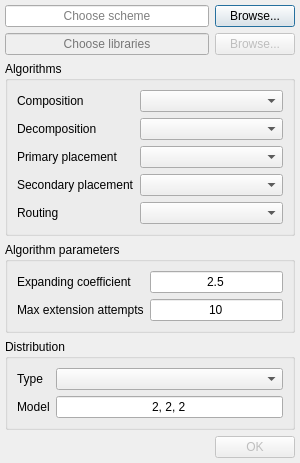
This is app/gui/setupsessiondialog/setupsessiondialog.ui in olerapx/VLSI-Designer as Qt 5 draws it before an edit. The edited form follows.
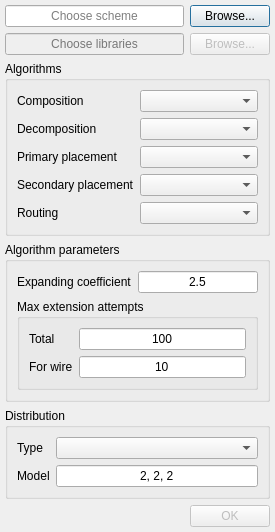
This is the edited form.

Commit message:
avoid too many extensions in routing
use maxextensionattempts: total and for wire
each extension attempt will decrease the total value
if the total value is 0, the future extension is unavailable

What changed in the file:
```diff
--- a/app/gui/setupsessiondialog/setupsessiondialog.ui
+++ b/app/gui/setupsessiondialog/setupsessiondialog.ui
@@ -6,8 +6,8 @@
    <rect>
     <x>0</x>
     <y>0</y>
-    <width>300</width>
-    <height>436</height>
+    <width>275</width>
+    <height>482</height>
    </rect>
   </property>
   <property name="windowTitle">
@@ -215,21 +215,47 @@
         </property>
        </widget>
       </item>
-      <item row="1" column="0">
-       <widget class="QLabel" name="maxExtensionAttemptsLabel">
-        <property name="text">
+      <item row="1" column="0" colspan="2">
+       <widget class="QGroupBox" name="extensionGroup">
+        <property name="title">
          <string>Max extension attempts</string>
         </property>
-       </widget>
-      </item>
-      <item row="1" column="1">
+        <layout class="QFormLayout" name="formLayout_4">
+         <item row="0" column="0">
+          <widget class="QLabel" name="maxExtensionAttemptsLabel">
+           <property name="text">
+            <string>Total</string>
+           </property>
+          </widget>
+         </item>
+         <item row="0" column="1">
        <widget class="QLineEdit" name="maxExtensionAttemptsText">
         <property name="text">
+            <string>100</string>
+           </property>
+           <property name="alignment">
+            <set>Qt::AlignCenter</set>
+           </property>
+          </widget>
+         </item>
+         <item row="1" column="0">
+          <widget class="QLabel" name="maxExtensionAttemptsForWireLabel">
+           <property name="text">
+            <string>For wire</string>
+           </property>
+          </widget>
+         </item>
+         <item row="1" column="1">
+          <widget class="QLineEdit" name="maxExtensionAttemptsForWireText">
+           <property name="text">
          <string>10</string>
         </property>
         <property name="alignment">
          <set>Qt::AlignCenter</set>
         </property>
+          </widget>
+         </item>
+        </layout>
        </widget>
       </item>
      </layout>
```
Lines whose indentation alone changed are shown as unchanged. The commit also changes 25 other files.
